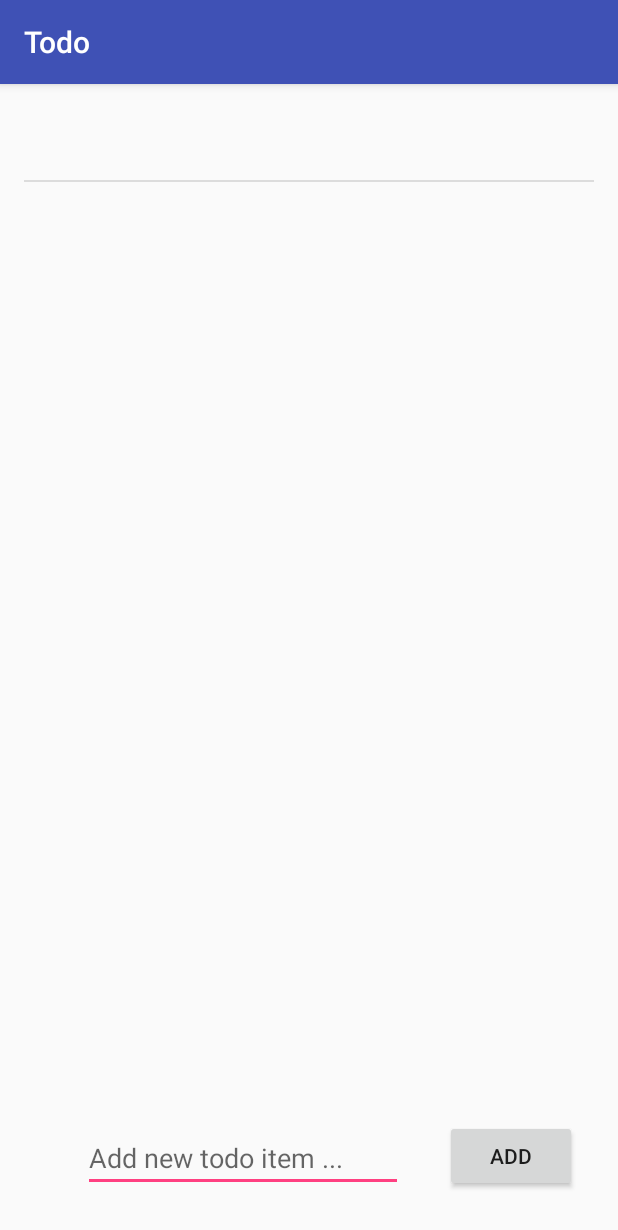
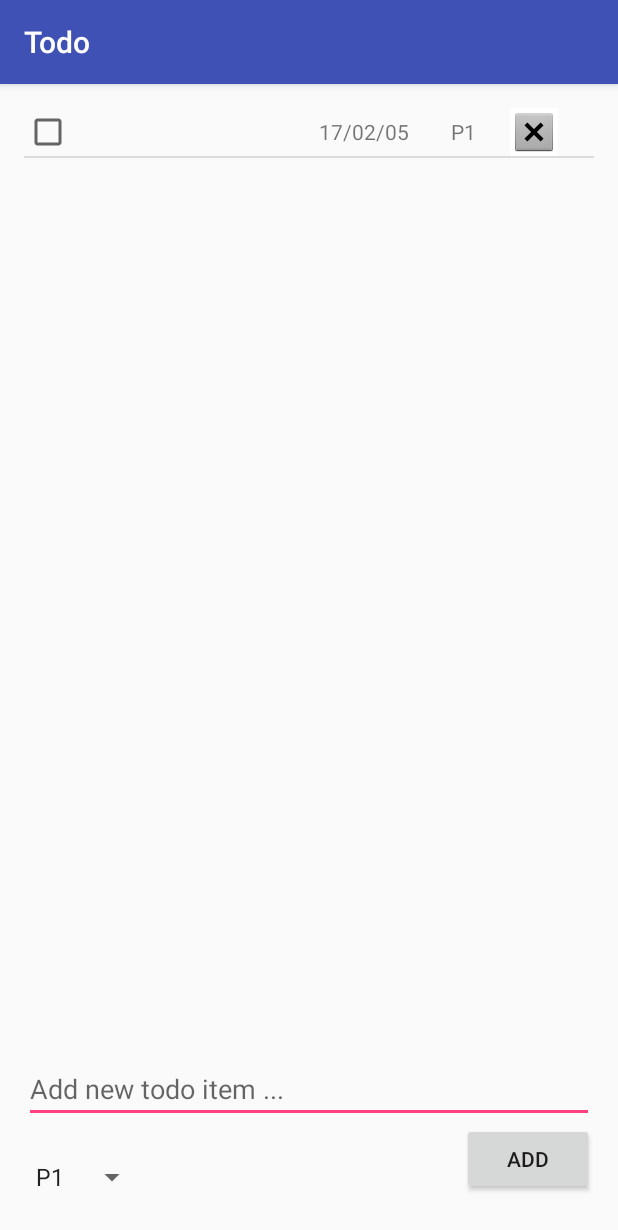
Before and after one commit to ankitj-android/Todo, an Android app: the screen it shows after launch (MainActivity), after a tap on "ADD", on a phone screen of 412 x 824 dp. Shown: the top 1230 px of the screen. Run offline under Robolectric (Android 15) with nearby library versions, the light colour scheme and no system bars; libraries missing offline, so code that uses them is left out: com.raizlabs.android; 5 statements that could not run were skipped.

Commit message:
added priority logic added delete button working all functionalities

```diff
--- a/app/src/main/java/com/ajasuja/codepath/todo/MainActivity.java
+++ b/app/src/main/java/com/ajasuja/codepath/todo/MainActivity.java
@@ -9,6 +9,7 @@ import android.widget.AdapterView;
 import android.widget.ArrayAdapter;
 import android.widget.EditText;
 import android.widget.ListView;
+import android.widget.Spinner;
 
 import com.ajasuja.codepath.todo.db.Todo;
 import com.ajasuja.codepath.todo.db.TodoDAO;
@@ -22,14 +23,29 @@ import java.util.List;
 
 public class MainActivity extends AppCompatActivity {
 
-    private List<String> todoItems;
+    private List<Todo> todoItems;
     private ArrayAdapter<String> itemsAdapter;
     private ListView listViewTodoItems;
     private EditText editTextNewItem;
+    private TodoAdapter todoAdapter;
+    private Spinner spinnerPriority;
 
     private static final String TODO_FILE_NAME =  "todo.txt";
     private static final int REQEUST_CODE = 0;
     private boolean toFile = false;
+
+    private List<String> toTodoItemNames(List<Todo> todoItems) {
+        List<String> todoItemNames = new ArrayList<>();
+        for (Todo todoItem : todoItems) {
+            String todoName = todoItem.getTodoName();
+            if (todoName != null) {
+                todoItemNames.add(todoName);
+            } else {
+                todoItemNames.add("");
+            }
+        }
+        return todoItemNames;
+    }
 
     @Override
     protected void onActivityResult(int requestCode, int resultCode, Intent data) {
@@ -39,8 +55,10 @@ public class MainActivity extends AppCompatActivity {
             String todoItemUpdated = data.getStringExtra("todoItemUpdated");
             int position = data.getIntExtra("position", 0);
             System.out.println("on Main activity ... " + todoItemUpdated + " at position ... " + position);
-            todoItems.set(position, todoItemUpdated);
-            itemsAdapter.notifyDataSetChanged();
+//            todoItems.set(position, todoItemUpdated);
+            todoItems.get(position).setTodoName(todoItemUpdated);
+            todoAdapter.notifyDataSetChanged();
+//            itemsAdapter.notifyDataSetChanged();
 //            writeItemsToFile();
             writeItems();
         }
@@ -54,9 +72,12 @@ public class MainActivity extends AppCompatActivity {
         listViewTodoItems = (ListView) findViewById(R.id.listViewTodoItems);
         todoItems = new ArrayList<>();
         bootstrapTodoItems();
-        itemsAdapter  = new ArrayAdapter<String>(this, android.R.layout.simple_list_item_1, todoItems);
-        listViewTodoItems.setAdapter(itemsAdapter);
+        itemsAdapter  = new ArrayAdapter<String>(this, android.R.layout.simple_list_item_1, toTodoItemNames(todoItems));
+        todoAdapter = new TodoAdapter(this, todoItems);
+//        listViewTodoItems.setAdapter(itemsAdapter);
+        listViewTodoItems.setAdapter(todoAdapter);
         editTextNewItem = (EditText) findViewById(R.id.editTextNewItem);
+
         listViewTodoItems.setOnItemLongClickListener(new AdapterView.OnItemLongClickListener() {
             @Override
             public boolean onItemLongClick(AdapterView<?> parent, View view, int position, long id) {
@@ -74,7 +95,7 @@ public class MainActivity extends AppCompatActivity {
             public void onItemClick(AdapterView<?> parent, View view, int position, long id) {
                 System.out.println("on item clicked at position ........" + position);
                 Intent main2EditItemIntent = new Intent(MainActivity.this, EditItemActivity.class);
-                main2EditItemIntent.putExtra("todoItem", todoItems.get(position));
+                main2EditItemIntent.putExtra("todoItem", toTodoItemNames(todoItems).get(position));
                 main2EditItemIntent.putExtra("position", position);
 //                startActivity(main2EditItemIntent);
                 startActivityForResult(main2EditItemIntent, REQEUST_CODE);
@@ -84,17 +105,36 @@ public class MainActivity extends AppCompatActivity {
 
     private void bootstrapTodoItems() {
         readItems();
+        populatePrioritySpinner();
 //        readItemsFromFile();
     }
 
+    private void populatePrioritySpinner() {
+        spinnerPriority = (Spinner) findViewById(R.id.spinnerPriority);
+        List<String> priorities = new ArrayList<>();
+        priorities.add("P1");
+        priorities.add("P2");
+        priorities.add("P3");
+        ArrayAdapter<String> dataAdapter = new ArrayAdapter<String>(this, android.R.layout.simple_spinner_item, priorities);
+        dataAdapter.setDropDownViewResource(android.R.layout.simple_spinner_dropdown_item);
+        spinnerPriority.setAdapter(dataAdapter);
+    }
+
     public void onAddItem(View view) {
-        itemsAdapter.add(editTextNewItem.getText().toString());
+        Todo todo = new Todo();
+        todo.setTodoName(editTextNewItem.getText().toString());
+        todo.setPriority(spinnerPriority.getSelectedItemPosition() + 1);
+        todo.setComplete(false);
+        todoItems.add(todo);
+        todoAdapter.notifyDataSetChanged();
+//        itemsAdapter.add(editTextNewItem.getText().toString());
         editTextNewItem.setText("");
 //        writeItemsToFile();
         writeItems();
     }
 
 
+    // ------- Persistence ------------
     private void writeItems() {
         if (toFile) {
             writeItemsToFile();
@@ -115,10 +155,10 @@ public class MainActivity extends AppCompatActivity {
     private void writeItemsToDB() {
         TodoDAO todoDAO = new TodoDAO();
         todoDAO.deleteAll();
-        for (String todoItem : todoItems) {
-            Todo todo = new Todo();
-            todo.setTodoName(todoItem);
-            todoDAO.upsert(todo);
+        for (Todo todoItem : todoItems) {
+//            Todo todo = new Todo();
+//            todo.setTodoName(todoItem);
+            todoDAO.upsert(todoItem);
         }
     }
 
@@ -126,7 +166,7 @@ public class MainActivity extends AppCompatActivity {
         TodoDAO todoDAO = new TodoDAO();
         List<Todo> allTodos = todoDAO.getAllTodos();
         for (Todo todo : allTodos) {
-            todoItems.add(todo.getTodoName());
+            todoItems.add(todo);
         }
     }
 
@@ -141,10 +181,15 @@ public class MainActivity extends AppCompatActivity {
         File file = getTodoFile();
         try {
             List<String> fileLines = FileUtils.readLines(file);
-            todoItems = new ArrayList<>(fileLines);
+            todoItems = deserializeTodoItems(fileLines);
+//            todoItems = new ArrayList<>(fileLines);
         } catch (IOException e) {
             e.printStackTrace();
         }
+    }
+
+    private List<Todo> deserializeTodoItems(List<String> fileLines) {
+        return null;
     }
 
     private void writeItemsToFile() {
@@ -155,4 +200,12 @@ public class MainActivity extends AppCompatActivity {
             e.printStackTrace();
         }
     }
+
+    public void onDelete(View view) {
+        TodoDAO todoDAO = new TodoDAO();
+        Todo todoToDelete = (Todo) view.getTag();
+        todoDAO.delete(todoToDelete);
+        todoItems.remove(todoToDelete);
+        todoAdapter.notifyDataSetChanged();
+    }
 }
--- /dev/null
+++ b/app/src/main/java/com/ajasuja/codepath/todo/TodoAdapter.java
@@ -0,0 +1,62 @@
+package com.ajasuja.codepath.todo;
+
+import android.content.Context;
+import android.support.annotation.NonNull;
+import android.view.LayoutInflater;
+import android.view.View;
+import android.view.ViewGroup;
+import android.widget.ArrayAdapter;
+import android.widget.CheckBox;
+import android.widget.CompoundButton;
+import android.widget.ImageButton;
+import android.widget.TextView;
+
+import com.ajasuja.codepath.todo.db.Todo;
+import com.ajasuja.codepath.todo.db.TodoDAO;
+
+import java.util.List;
+
+/**
+ * Created by ajasuja on 2/10/17.
+ */
+
+public class TodoAdapter extends ArrayAdapter<Todo> {
+    public TodoAdapter(Context context, List<Todo> todoItems) {
+        super(context, 0, todoItems);
+    }
+
+    private static class TodoViewHolder {
+        TextView todoItemName;
+        CheckBox todoIsComplete;
+    }
+
+    @NonNull
+    @Override
+    public View getView(int position, View convertView, ViewGroup parent) {
+        final Todo todoItem = getItem(position);
+        if (convertView == null) {
+            convertView = LayoutInflater.from(getContext()).inflate(R.layout.todo_list, parent, false);
+        }
+        CheckBox checkBoxIsComplete = (CheckBox) convertView.findViewById(R.id.checkBoxIsComplete);
+        TextView textViewTodoItemName = (TextView) convertView.findViewById(R.id.textViewTodoItemName);
+        TextView textViewPriority = (TextView) convertView.findViewById(R.id.textViewPriority);
+        ImageButton imageButtonDelete = (ImageButton) convertView.findViewById(R.id.imageButtonDelete);
+        imageButtonDelete.setTag(todoItem);
+
+        checkBoxIsComplete.setChecked(todoItem.isComplete() == null ? false : todoItem.isComplete());
+        textViewTodoItemName.setText(todoItem.getTodoName() == null ? "default" : todoItem.getTodoName());
+        textViewPriority.setText("P" + todoItem.getPriority());
+
+        checkBoxIsComplete.setOnCheckedChangeListener(new CompoundButton.OnCheckedChangeListener() {
+            @Override
+            public void onCheckedChanged(CompoundButton buttonView, boolean isChecked) {
+                System.out.println("check box state changed ... " + isChecked + ", " +todoItem) ;
+                todoItem.setComplete(isChecked);
+                TodoDAO todoDAO = new TodoDAO();
+                todoDAO.upsert(todoItem);
+            }
+        });
+
+        return convertView;
+    }
+}
--- a/app/src/main/java/com/ajasuja/codepath/todo/db/CodepathDatabase.java
+++ b/app/src/main/java/com/ajasuja/codepath/todo/db/CodepathDatabase.java
@@ -9,5 +9,5 @@ import com.raizlabs.android.dbflow.annotation.Database;
 public class CodepathDatabase {
     public static final String NAME = "codepath";
 
-    public static final int VERSION = 1;
+    public static final int VERSION = 2;
 }
--- a/app/src/main/java/com/ajasuja/codepath/todo/db/Todo.java
+++ b/app/src/main/java/com/ajasuja/codepath/todo/db/Todo.java
@@ -18,6 +18,16 @@ public class Todo extends BaseModel {
     @Column
     private String todoName;
 
+    @Column
+    private Boolean isComplete;
+
+    @Column
+    private int priority;
+
+    public long getId() {
+        return id;
+    }
+
     public String getTodoName() {
         return todoName;
     }
@@ -25,4 +35,25 @@ public class Todo extends BaseModel {
     public void setTodoName(String todoName) {
         this.todoName = todoName;
     }
+
+    public Boolean isComplete() {
+        return isComplete;
+    }
+
+    public void setComplete(Boolean complete) {
+        isComplete = complete;
+    }
+
+    public int getPriority() {
+        return priority;
+    }
+
+    public void setPriority(int priority) {
+        this.priority = priority;
+    }
+
+    @Override
+    public String toString() {
+        return String.format("%d, %s, %s, %d", id, todoName, isComplete, priority);
+    }
 }
--- a/app/src/main/res/layout/activity_edit_item.xml
+++ b/app/src/main/res/layout/activity_edit_item.xml
@@ -42,4 +42,5 @@
         android:layout_alignStart="@+id/editTextTodoItem"
         android:layout_marginTop="47dp"
         android:id="@+id/textViewEditItem" />
+
 </RelativeLayout>
--- a/app/src/main/res/layout/activity_main.xml
+++ b/app/src/main/res/layout/activity_main.xml
@@ -19,6 +19,17 @@
         android:layout_alignParentStart="true"
         android:layout_marginBottom="36dp" />
 
+    <Button
+        android:text="Add"
+        android:layout_width="wrap_content"
+        android:layout_height="wrap_content"
+        android:layout_marginBottom="11dp"
+        android:id="@+id/buttonAddItem"
+        android:onClick="onAddItem"
+        android:layout_alignParentBottom="true"
+        android:layout_alignParentRight="true"
+        android:layout_alignParentEnd="true" />
+
     <EditText
         android:layout_width="wrap_content"
         android:layout_height="wrap_content"
@@ -26,22 +37,15 @@
         android:ems="10"
         android:id="@+id/editTextNewItem"
         android:hint="Add new todo item ..."
-        android:layout_alignBottom="@+id/buttonAddItem"
-        android:layout_toLeftOf="@+id/buttonAddItem"
-        android:layout_toStartOf="@+id/buttonAddItem"
-        android:layout_marginRight="28dp"
-        android:layout_marginEnd="28dp" />
+        android:layout_above="@+id/buttonAddItem"
+        android:layout_alignParentRight="true"
+        android:layout_alignParentEnd="true"
+        android:layout_alignParentLeft="true"
+        android:layout_alignParentStart="true" />
 
-    <Button
-        android:text="Add"
+    <Spinner
         android:layout_width="wrap_content"
         android:layout_height="wrap_content"
-        android:layout_marginRight="11dp"
-        android:layout_marginEnd="11dp"
-        android:layout_marginBottom="13dp"
-        android:id="@+id/buttonAddItem"
-        android:onClick="onAddItem"
-        android:layout_alignParentBottom="true"
-        android:layout_alignParentRight="true"
-        android:layout_alignParentEnd="true" />
+        android:layout_alignBottom="@+id/buttonAddItem"
+        android:id="@+id/spinnerPriority" />
 </RelativeLayout>
--- /dev/null
+++ b/app/src/main/res/layout/todo_list.xml
@@ -0,0 +1,54 @@
+<?xml version="1.0" encoding="utf-8"?>
+<LinearLayout xmlns:android="http://schemas.android.com/apk/res/android"
+    xmlns:app="http://schemas.android.com/apk/res-auto"
+    android:layout_width="match_parent"
+    android:layout_height="match_parent"
+    android:descendantFocusability="blocksDescendants"
+    android:weightSum="1">
+
+    <CheckBox
+        android:layout_width="wrap_content"
+        android:layout_height="wrap_content"
+        android:focusable="false"
+        android:id="@+id/checkBoxIsComplete" />
+
+    <TextView
+        android:layout_width="wrap_content"
+        android:layout_height="32dp"
+        android:id="@+id/textViewTodoItemName"
+        android:text="Todo Item Name"
+        android:focusableInTouchMode="false"
+        android:clickable="false"
+        android:focusable="false"
+        android:layout_weight="0.71" />
+
+    <TextView
+        android:text="17/02/05"
+        android:layout_width="wrap_content"
+        android:layout_height="wrap_content"
+        android:id="@+id/textViewDueDate"
+        android:focusableInTouchMode="false"
+        android:clickable="false"
+        android:focusable="false"
+        android:layout_weight="0.12" />
+
+    <TextView
+        android:text="P0"
+        android:layout_width="23dp"
+        android:layout_height="wrap_content"
+        android:id="@+id/textViewPriority"
+        android:focusableInTouchMode="false"
+        android:clickable="false"
+        android:focusable="false"
+        android:layout_weight="0.07" />
+
+    <ImageButton
+        android:layout_height="wrap_content"
+        app:srcCompat="@android:drawable/btn_dialog"
+        android:id="@+id/imageButtonDelete"
+        android:background="@android:color/background_light"
+        android:focusable="false"
+        android:onClick="onDelete"
+        android:layout_width="wrap_content" />
+
+</LinearLayout>
```
Also changed, not shown: app/src/main/delete_bin-web.png (added), app/src/main/res/mipmap-hdpi/delete_bin.png (added), app/src/main/res/mipmap-mdpi/delete_bin.png (added), app/src/main/res/mipmap-xhdpi/delete_bin.png (added), app/src/main/res/mipmap-xxhdpi/delete_bin.png (added), app/src/main/res/mipmap-xxxhdpi/delete_bin.png (added).
